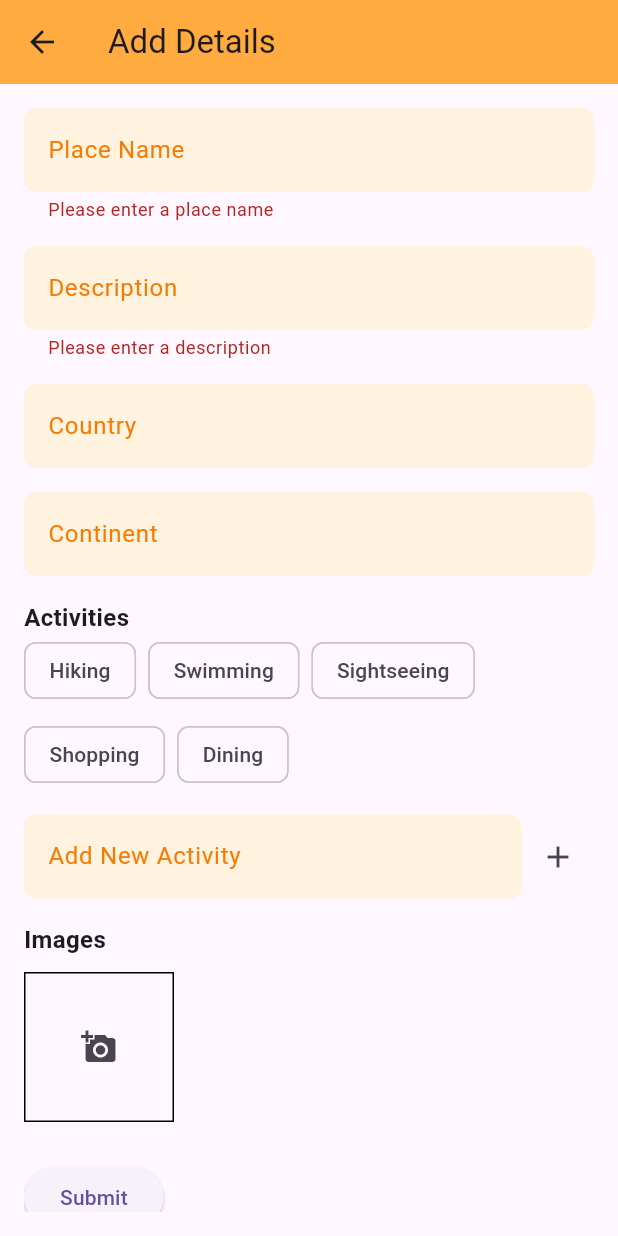
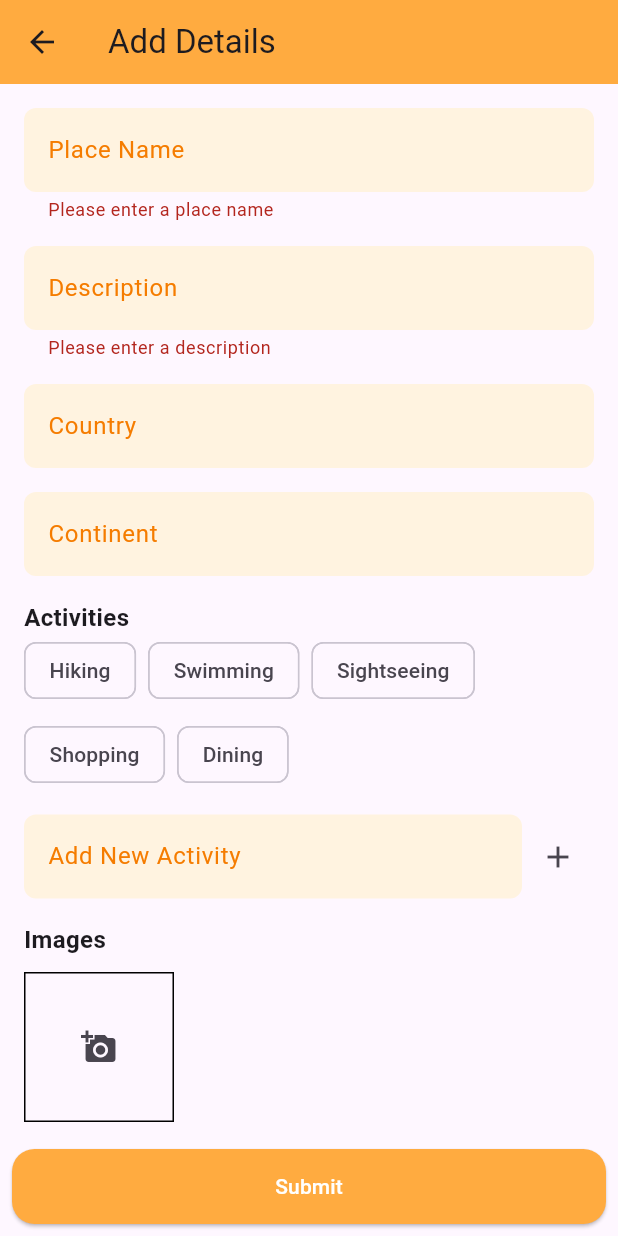
Before and after one commit to MuhammedShabeel001/travio_aadmin, a Flutter app: the AddLocation screen opened by its route, after a tap on "Submit", on a phone screen of 412 x 824 dp. Run offline on Flutter 3.47's test engine with Material 3 defaults, Android fonts, the phone set to English and light mode, and no system bars; our stand-ins replace barcode_widget, bot_toast, carousel_slider, cloud_firestore, curved_navigation_bar, file_picker and 7 more; accounts and stored records are empty.

Commit message:
package bug fix #1

```diff
--- a/lib/controller/place_provider.dart
+++ b/lib/controller/place_provider.dart
@@ -129,7 +129,7 @@ class PlaceProvider with ChangeNotifier {
     }
   }
 
-  Future<void> submitForm(BuildContext context) async {
+  Future<void> submitForm() async {
     _isSubmitting = true;
     notifyListeners();
 
@@ -165,6 +165,7 @@ class PlaceProvider with ChangeNotifier {
         _uploadedImagesUrls.clear();
 
         BotToast.showText(text: 'Submission Successful');
+
       } catch (e) {
         log('Error uploading data: $e');
         BotToast.showText(text: 'Error submitting data');
--- a/lib/view/pages/dashboard/dashbord_page.dart
+++ b/lib/view/pages/dashboard/dashbord_page.dart
@@ -119,10 +119,10 @@ class DashbordPage extends StatelessWidget {
             },
           )
         ]),
-        floatingActionButton: FloatingActionButton.small(onPressed: (){
-// BotToast.showCustomNotification(toastBuilder: toastBuilder);
+//         floatingActionButton: FloatingActionButton.small(onPressed: (){
+// // BotToast.showCustomNotification(toastBuilder: toastBuilder);
 
-        }),
+//         }),
         );
   }
 }
--- a/lib/view/pages/product/location/add_location_page.dart
+++ b/lib/view/pages/product/location/add_location_page.dart
@@ -1,6 +1,8 @@
+import 'package:bot_toast/bot_toast.dart';
 import 'package:flutter/material.dart';
 import 'package:provider/provider.dart';
 import 'package:flutter_typeahead/flutter_typeahead.dart';
+import 'package:travio_admin/view/widgets/global/custom_loading.dart';
 import '../../../../controller/place_provider.dart';
 import '../../../../utils/consts/constants.dart';
 
@@ -16,8 +18,14 @@ class AddLocation extends StatelessWidget {
         title: const Text('Add Details'),
         backgroundColor: Colors.orangeAccent,
       ),
-      body: Padding(
-        padding: const EdgeInsets.all(16.0),
+      body: Column(
+
+        children: [
+          Expanded(
+            child: Padding(
+              // padding: const EdgeInsets.all(16.0),
+                    padding: const EdgeInsets.symmetric(horizontal: 16),
+
               child: GestureDetector(
                 onTap: () => FocusScope.of(context).unfocus(), // Unfocus keyboard on tap
                 child: Form(
@@ -26,6 +34,9 @@ class AddLocation extends StatelessWidget {
                     child: Column(
                       crossAxisAlignment: CrossAxisAlignment.start,
                       children: [
+                        const SizedBox(
+                                height: 16,
+                              ),
                         buildTextField(
                           context,
                           controller: placeProvider.nameController,
@@ -235,20 +246,68 @@ class AddLocation extends StatelessWidget {
                             ),
                           ),
                         ),
-                  const SizedBox(height: 16.0),
-                  ElevatedButton(
-                    onPressed: placeProvider.isSubmitting ? null : () {
-                      placeProvider.submitForm(context);
-                    },
-                    child: placeProvider.isSubmitting
-                        ? const CircularProgressIndicator()
-                        : const Text('Submit'),
-                  ),
+                        // const SizedBox(height: 16.0),
+
                       ],
                     ),
                   ),
                 ),
               ),
+            ),
+          ),
+ Padding(
+   padding: const EdgeInsets.all(8.0),
+   child: ElevatedButton(
+    onPressed: () {
+      if (placeProvider.formKey.currentState?.validate() ??
+                    false) {
+                  if (placeProvider.selectedActivities.isEmpty) {
+                    BotToast.showText(
+                        text: 'Please select at least one activity.');
+
+                    return;
+                  }
+
+                  if (placeProvider.images.isEmpty){
+                    BotToast.showText(text: 'Please select at least one image');
+
+                    return;
+                  }
+
+                  // if (placeProvider.selectedTransportOp.isEmpty) {
+                  //   BotToast.showText(
+                  //       text: 'Please select at least  one transport option.');
+
+                  //   return;
+                  // }
+                placeProvider.submitForm();
+                //   Navigator.push(
+                //     context,
+                //     MaterialPageRoute(
+                //         builder: (_) => TripPackagePlanningPage()),
+                //   );
+                }
+    },
+                            // onPressed: placeProvider.isSubmitting ? null : () {
+
+
+                            //   // placeProvider.submitForm();
+                            // },
+                            child: placeProvider.isSubmitting
+                                ? const CustomLoading()
+                                : const Text('Submit',
+                  style: TextStyle(color: Colors.white),
+
+                                ),
+
+                                style: ElevatedButton.styleFrom(
+                  backgroundColor: Colors.orangeAccent,
+                  minimumSize: const Size(double.infinity, 50),
+                  shape: RoundedRectangleBorder(
+                      borderRadius: BorderRadius.circular(15))),
+                          ),
+ ),
+        ],
       ),
     );
   }
@@ -261,8 +320,11 @@ class AddLocation extends StatelessWidget {
   }) {
     return TextFormField(
       controller: controller,
+      maxLines: 5,
+      minLines: 1,
       decoration: InputDecoration(
         labelText: label,
+
         filled: true,
         fillColor: Colors.orange[50], // Light orange background
         border: OutlineInputBorder(
--- a/lib/view/pages/product/package/add_package_page.dart
+++ b/lib/view/pages/product/package/add_package_page.dart
@@ -209,6 +209,8 @@ class TripPackageDetailsPage extends StatelessWidget {
                             fontWeight: FontWeight.bold,
                           ),
                         ),
+                        const SizedBox(height: 16.0),
+
                         Row(
                           children: [
                             Flexible(
@@ -258,6 +260,9 @@ class TripPackageDetailsPage extends StatelessWidget {
               onPressed: () {
                 if (tripPackageProvider.formKey.currentState?.validate() ??
                     false) {
+
+
+
                   if (tripPackageProvider.selectedActivities.isEmpty) {
                     BotToast.showText(
                         text: 'Please select at least one activity.');
```
Also changed, not shown: lib/controller/package_provider.dart (+65 -47 lines), lib/model/package_model.dart (+24 -8 lines), lib/view/pages/product/package/planning_trip_page.dart (+22 -12 lines). Lines whose indentation alone changed are shown as unchanged.
